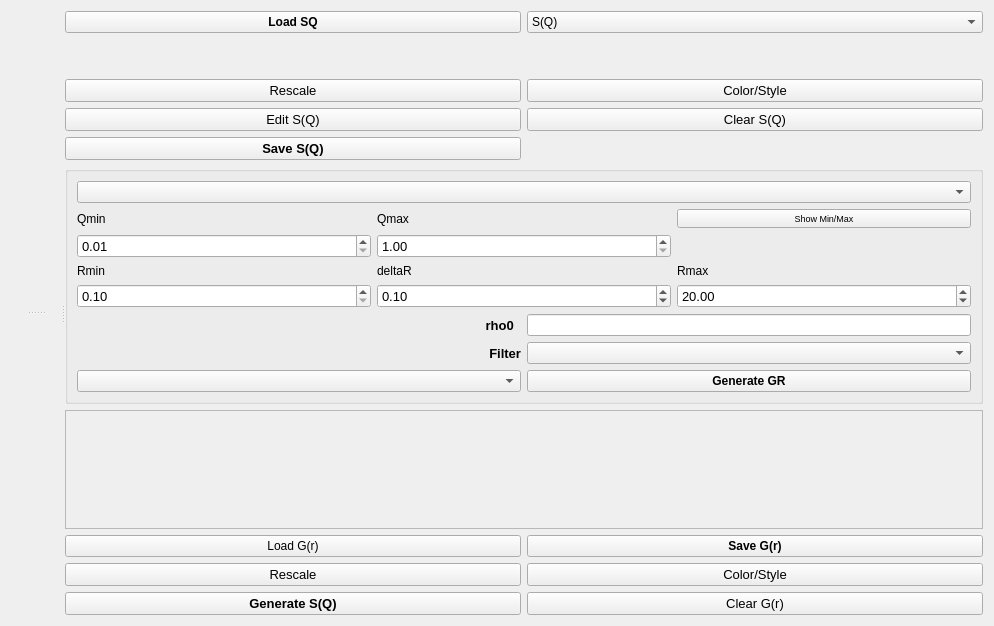
Qt form addie/ui/splitui_calculategr_tab.ui (neutrons/addie) before a commit.
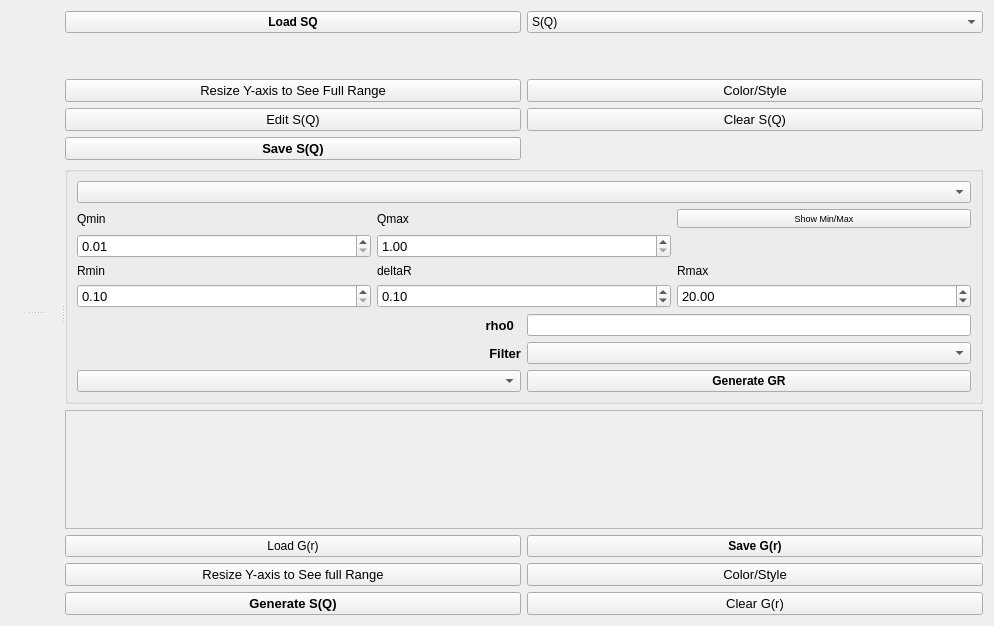
The same form after that commit.

Commit message: Renamed button to make more sense of what they are really doing. We may need to find a shorter name but at least the meaning is clear now. This refs #201

The edit to the form file:
```diff
--- a/addie/ui/splitui_calculategr_tab.ui
+++ b/addie/ui/splitui_calculategr_tab.ui
@@ -144,7 +144,7 @@
             </font>
            </property>
            <property name="text">
-            <string>Rescale</string>
+            <string>Resize Y-axis to See Full Range</string>
            </property>
           </widget>
          </item>
@@ -498,7 +498,7 @@
             </font>
            </property>
            <property name="text">
-            <string>Rescale</string>
+            <string>Resize Y-axis to See full Range</string>
            </property>
           </widget>
          </item>
```
Left out of the diff: 6 changed lines with no effect on the pictures. The commit also changes 1 other file.
